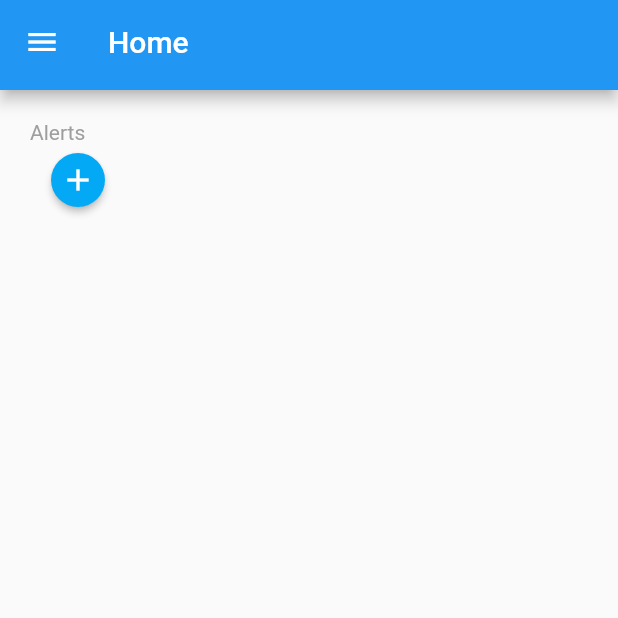
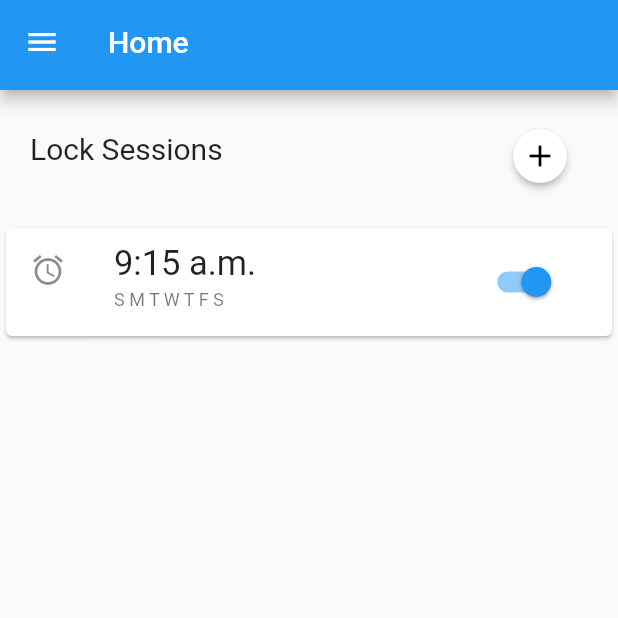
Before and after one commit to tarnar114/CapstoneApp, a Flutter app: the Alerts screen opened by its route, on a phone screen of 412 x 824 dp, the top half of it. Run offline on Flutter 3.47's test engine with Material 2 defaults, Android fonts, the phone set to English and light mode, and no system bars; our stand-ins replace flutter_time_picker_spinner, go_router, weekday_selector; missing offline and left inert: dart:ffi.

Commit message:
bluetooth and ui changes

```diff
--- a/lib/Screens/Alerts.dart
+++ b/lib/Screens/Alerts.dart
@@ -1,5 +1,5 @@
+import 'package:capstone_app/widgets/AlarmCard.dart';
 import 'package:flutter/material.dart';
-import 'package:go_router/go_router.dart';
 import '../widgets/CustAppBar.dart';
 import '../widgets/CustDrawer.dart';
 import '../widgets/AddAlarm.dart';
@@ -15,9 +15,7 @@ class Alerts extends StatelessWidget {
       appBar: CustAppBar(),
       drawer: CustDrawer(),
       body: Column(
-        children: [
-          titleSection,
-        ],
+        children: [titleSection, AlarmCard()],
       ));
 }
 
@@ -25,15 +23,18 @@ Widget titleSection = Container(
     padding: EdgeInsets.all(20),
     child: Row(
       children: [
-        Column(
-          crossAxisAlignment: CrossAxisAlignment.start,
-          children: [
-            Text('Alerts',
-                style: TextStyle(
-                  color: Colors.grey[500],
-                )),
-            AddAlarm()
-          ],
-        )
+        Expanded(
+          child:
+              Column(crossAxisAlignment: CrossAxisAlignment.start, children: [
+            Container(
+              padding: EdgeInsets.only(bottom: 10),
+              child: Text(
+                'Lock Sessions',
+                style: TextStyle(fontSize: 20),
+              ),
+            )
+          ]),
+        ),
+        AddAlarm()
       ],
     ));
--- a/lib/main.dart
+++ b/lib/main.dart
@@ -2,6 +2,7 @@
 // Use of this source code is governed by a BSD-style license that can be
 // found in the LICENSE file.
 
+import 'package:capstone_app/Screens/AddAlert.dart';
 import 'package:flutter/material.dart';
 import 'package:go_router/go_router.dart';
 
@@ -41,7 +42,9 @@ class App extends StatelessWidget {
       GoRoute(
         path: "/alerts",
         builder: (context, state) => const Alerts(),
-      )
+      ),
+      GoRoute(
+          path: "/add_alert", builder: ((context, state) => const AddAlert()))
     ],
   );
 }
--- a/lib/widgets/AddAlarm.dart
+++ b/lib/widgets/AddAlarm.dart
@@ -1,7 +1,5 @@
 import 'package:flutter/material.dart';
-import 'package:flutter/src/widgets/container.dart';
-import 'package:flutter/src/widgets/framework.dart';
-import 'package:flutter/material.dart';
+import 'package:go_router/go_router.dart';
 
 class AddAlarm extends StatefulWidget {
   const AddAlarm({super.key});
@@ -15,12 +13,18 @@ class _MyWidgetState extends State<AddAlarm> {
   Widget build(BuildContext context) {
     final ButtonStyle style = ButtonStyle(
         shape: MaterialStateProperty.all(CircleBorder()),
-        backgroundColor: MaterialStateProperty.all(Colors.lightBlue),
+        backgroundColor: MaterialStateProperty.all(Colors.white),
         padding: MaterialStateProperty.all(EdgeInsets.all(5)));
     return Container(
         child: ElevatedButton(
-            onPressed: () {},
+            onPressed: () {
+              context.go('/add_alert');
+            },
             style: style,
-            child: Center(child: Icon(Icons.add))));
+            child: Center(
+                child: Icon(
+              Icons.add,
+              color: Colors.black,
+            ))));
   }
 }
--- /dev/null
+++ b/lib/widgets/AlarmCard.dart
@@ -0,0 +1,71 @@
+import 'package:flutter/material.dart';
+import 'package:flutter/src/widgets/container.dart';
+import 'package:flutter/src/widgets/framework.dart';
+
+class AlarmCard extends StatefulWidget {
+  const AlarmCard(
+      {
+      // required this.time,
+      super.key});
+  // final String time;
+  @override
+  State<AlarmCard> createState() => _AlarmCardState();
+}
+
+class _AlarmCardState extends State<AlarmCard> {
+  bool light = true;
+  @override
+  Widget build(BuildContext context) {
+    return Card(
+      child: Row(
+        mainAxisSize: MainAxisSize.max,
+        children: <Widget>[
+          const Expanded(
+              child: ListTile(
+            leading: Icon(Icons.alarm),
+            title: Text(
+              '9:15 a.m.',
+              style: TextStyle(fontSize: 23),
+            ),
+            subtitle: Text(
+              'S M T W T F S',
+              style: TextStyle(fontSize: 12),
+            ),
+          )),
+          Container(
+              width: 120,
+              child: const Align(
+                alignment: Alignment.center,
+                child: AlarmSwitch(),
+              ))
+        ],
+      ),
+    );
+  }
+}
+
+class AlarmSwitch extends StatefulWidget {
+  const AlarmSwitch({super.key});
+
+  @override
+  State<AlarmSwitch> createState() => AlarmState();
+}
+
+class AlarmState extends State<AlarmSwitch> {
+  bool light = true;
+
+  @override
+  Widget build(BuildContext context) {
+    return Switch(
+      // This bool value toggles the switch.
+      value: light,
+      activeColor: Colors.blue,
+      onChanged: (bool value) {
+        // This is called when the user toggles the switch.
+        setState(() {
+          light = value;
+        });
+      },
+    );
+  }
+}
--- a/lib/widgets/CustAppBar.dart
+++ b/lib/widgets/CustAppBar.dart
@@ -12,6 +12,5 @@ class CustAppBar extends StatelessWidget implements PreferredSizeWidget {
   }
 
   @override
-  // TODO: implement preferredSize
   Size get preferredSize => Size.fromHeight(60.0);
 }
--- a/lib/widgets/CustDrawer.dart
+++ b/lib/widgets/CustDrawer.dart
@@ -22,7 +22,6 @@ class CustDrawer extends StatelessWidget {
           ),
           title: Text('Home'),
           onTap: () {
-            Navigator.pop(context);
             context.go('/');
           },
         ),
@@ -32,7 +31,6 @@ class CustDrawer extends StatelessWidget {
           ),
           title: const Text('Sessions'),
           onTap: () {
-            Navigator.pop(context);
             context.go('/alerts');
           },
         ),
@@ -41,9 +39,7 @@ class CustDrawer extends StatelessWidget {
             Icons.settings,
           ),
           title: const Text('Settings'),
-          onTap: () {
-            Navigator.pop(context);
-          },
+          onTap: () {},
         )
       ],
     ));
--- a/pubspec.yaml
+++ b/pubspec.yaml
@@ -38,6 +38,11 @@ dependencies:
   cupertino_icons: ^1.0.2
   english_words: ^4.0.0
   go_router: ^5.1.5
+  flutter_time_picker_spinner: ^2.0.0
+  weekday_selector: ^1.1.0
+  path_provider: ^2.0.11
+  intl: ^0.17.0
+  flutter_blue: ^0.8.0
 
 dev_dependencies:
   flutter_test:
```
Also changed, not shown: lib/Screens/AddAlert.dart (added, +65 -0 lines), lib/data/AlertStorage.dart (added, +25 -0 lines), lib/widgets/LockButton.dart (+14 -0 lines), lib/widgets/WeekdaySelector.dart (added, +43 -0 lines), pubspec.lock, 4 other files.
